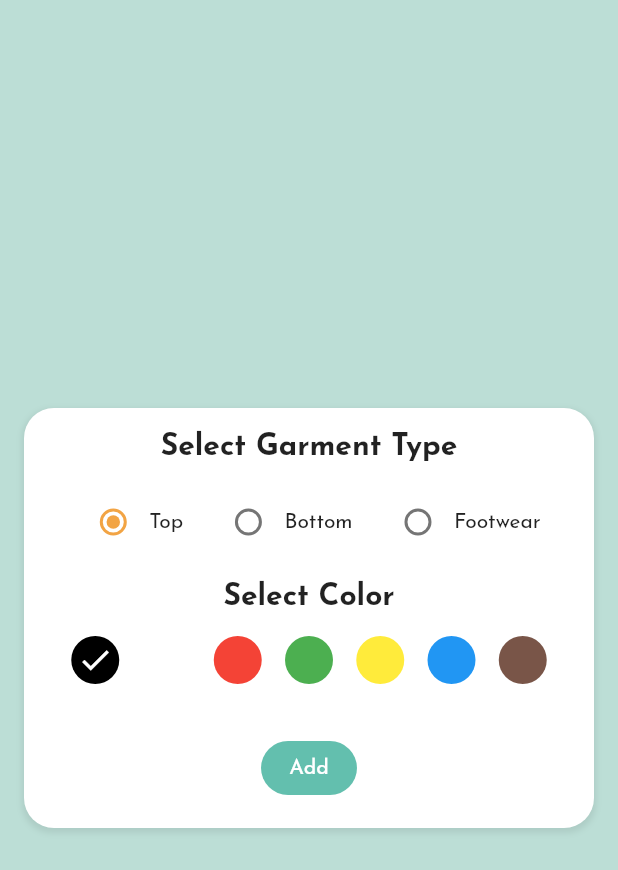
After one commit to HenryCaicedo/Rackity, a Flutter app: the CameraTab screen opened directly, after a tap on "Aceptar", on a phone screen of 412 x 824 dp. The commit adds this screen. Shown: the top 870 px of the screen. Run offline on Flutter 3.47's test engine with Material 2 defaults, Android fonts, the phone set to English and light mode, and no system bars; our stand-ins replace firebase_auth, firebase_core, google_sign_in, image_picker, sqflite; accounts and stored records are empty.

Commit message:
Form Screen

```diff
--- a/lib/main.dart
+++ b/lib/main.dart
@@ -4,6 +4,7 @@ import 'screens/login_screen.dart';
 import 'screens/signup_screen.dart';
 import 'screens/tabs_screen.dart';
 import 'widgets/clothes_list_widget.dart';
+import 'screens/form_screen.dart';
 
 void main() async {
   WidgetsFlutterBinding.ensureInitialized();
@@ -45,6 +46,7 @@ class MyApp extends StatelessWidget {
         '/tabs': (context) => TabsScreen(),
         '/login': (context) => LoginScreen(),
         '/signup': (context) => const SignupScreen(),
+        '/form': (context) => FormScreen(),
       },
     );
   }
--- /dev/null
+++ b/lib/screens/form_screen.dart
@@ -0,0 +1,137 @@
+import 'package:flutter/material.dart';
+import '../colors.dart';
+
+class FormScreen extends StatefulWidget {
+  @override
+  _FormScreenState createState() => _FormScreenState();
+}
+
+class _FormScreenState extends State<FormScreen> {
+  String _selectedGarmentType = 'Top';
+  Color _selectedColor = Colors.black;
+
+  List<String> _garmentTypes = [
+    'Top',
+    'Bottom',
+    'Footwear',
+  ];
+
+  List<Color> _colors = [
+    Colors.black,
+    Colors.white,
+    Colors.red,
+    Colors.green,
+    Colors.yellow,
+    Colors.blue,
+    Colors.brown,
+  ];
+
+  @override
+  Widget build(BuildContext context) {
+    return SafeArea(
+      child: Material(
+        color: Color(0xFFBCDED6),
+        child: Container(
+          height: MediaQuery.of(context).size.height -
+              MediaQuery.of(context).padding.top,
+          padding: const EdgeInsets.all(16.0),
+          child: Column(
+            mainAxisAlignment: MainAxisAlignment.center,
+            children: [
+              Container(
+                decoration: BoxDecoration(
+                  borderRadius: BorderRadius.circular(20),
+                  color: Color.fromARGB(255, 255, 255, 255),
+                  boxShadow: [
+                    BoxShadow(
+                      color: Color.fromRGBO(0, 0, 0, 0.847).withOpacity(0.08),
+                      spreadRadius: 1,
+                      blurRadius: 3,
+                      offset: Offset(0, 2),
+                    ),
+                  ],
+                ),
+                child: Padding(
+                  padding: const EdgeInsets.all(16.0),
+                  child: Column(
+                    children: [
+                      Text(
+                        'Select Garment Type',
+                        style: TextStyle(
+                          fontSize: 20,
+                          fontWeight: FontWeight.bold,
+                        ),
+                      ),
+                      SizedBox(height: 16),
+                      Row(
+                        mainAxisAlignment: MainAxisAlignment.spaceEvenly,
+                        children: _garmentTypes
+                            .map(
+                              (type) => Row(
+                                children: [
+                                  Radio(
+                                    value: type,
+                                    groupValue: _selectedGarmentType,
+                                    onChanged: (value) {
+                                      setState(() {
+                                        _selectedGarmentType = value!;
+                                      });
+                                    },
+                                  ),
+                                  Text(type),
+                                ],
+                              ),
+                            )
+                            .toList(),
+                      ),
+                      SizedBox(height: 16),
+                      Text(
+                        'Select Color',
+                        style: TextStyle(
+                          fontSize: 20,
+                          fontWeight: FontWeight.bold,
+                        ),
+                      ),
+                      SizedBox(height: 16),
+                      Row(
+                        mainAxisAlignment: MainAxisAlignment.spaceEvenly,
+                        children: _colors
+                            .map(
+                              (color) => GestureDetector(
+                                onTap: () {
+                                  setState(() {
+                                    _selectedColor = color;
+                                  });
+                                },
+                                child: CircleAvatar(
+                                  backgroundColor: color,
+                                  radius: 16,
+                                  child: color == _selectedColor
+                                      ? Icon(
+                                          Icons.check,
+                                          color: Colors.white,
+                                        )
+                                      : null,
+                                ),
+                              ),
+                            )
+                            .toList(),
+                      ),
+                      SizedBox(height: 32),
+                      ElevatedButton(
+                        onPressed: () {
+// Add the garment with the selected type and color
+                        },
+                        child: Text('Add'),
+                      ),
+                    ],
+                  ),
+                ),
+              ),
+            ],
+          ),
+        ),
+      ),
+    );
+  }
+}
--- a/lib/tabs/camera_tab.dart
+++ b/lib/tabs/camera_tab.dart
@@ -2,6 +2,7 @@ import 'dart:io';
 
 import 'package:flutter/material.dart';
 import 'package:image_picker/image_picker.dart';
+import '../screens/form_screen.dart';
 
 class CameraTab extends StatefulWidget {
   @override
@@ -37,6 +38,10 @@ class _CameraTabState extends State<CameraTab> {
         child: Column(
           mainAxisAlignment: MainAxisAlignment.center,
           children: [
+            Center(
+              child: Row(
+                mainAxisAlignment: MainAxisAlignment.center,
+                children: [
                   ElevatedButton(
                     onPressed: () {
                       setState(() {
@@ -46,6 +51,20 @@ class _CameraTabState extends State<CameraTab> {
                     },
                     child: Text('Botón'),
                   ),
+                  ElevatedButton(
+                    onPressed: () {
+                      Navigator.push(
+                        context,
+                        MaterialPageRoute(
+                          builder: (context) => FormScreen(),
+                        ),
+                      );
+                    },
+                    child: Text('Aceptar'),
+                  ),
+                ],
+              ),
+            ),
             init ? Image.file(_image) : Container(),
           ],
         ),
```
Also changed, not shown: pubspec.lock. Lines whose indentation alone changed are shown as unchanged.
